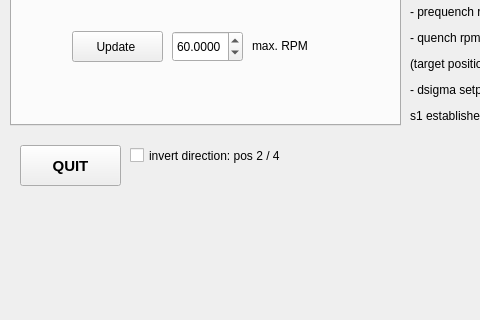
This is src/modules/gui/main_window.ui in silandkyan/griggs_control as Qt 5 draws it before an edit; both pictures show x 0 to 480 and y 245 to 565 of the 835 by 700 pixel window. The edited form follows.
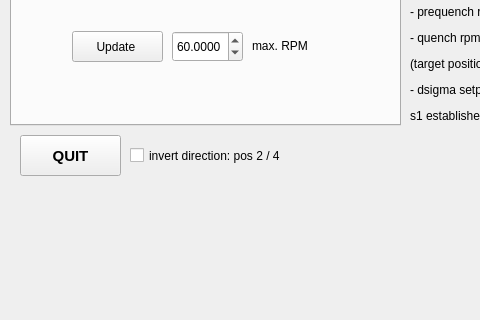
This is the edited form. The open tabs and pages were chosen to show the change. Custom widgets are drawn as their Qt base class.

What changed in the file:
```diff
--- a/src/modules/gui/main_window.ui
+++ b/src/modules/gui/main_window.ui
@@ -18,7 +18,7 @@
     <property name="geometry">
      <rect>
       <x>20</x>
-      <y>390</y>
+      <y>380</y>
       <width>101</width>
       <height>41</height>
      </rect>
```
Left out of the diff: 2 changed lines with no effect on the pictures.
